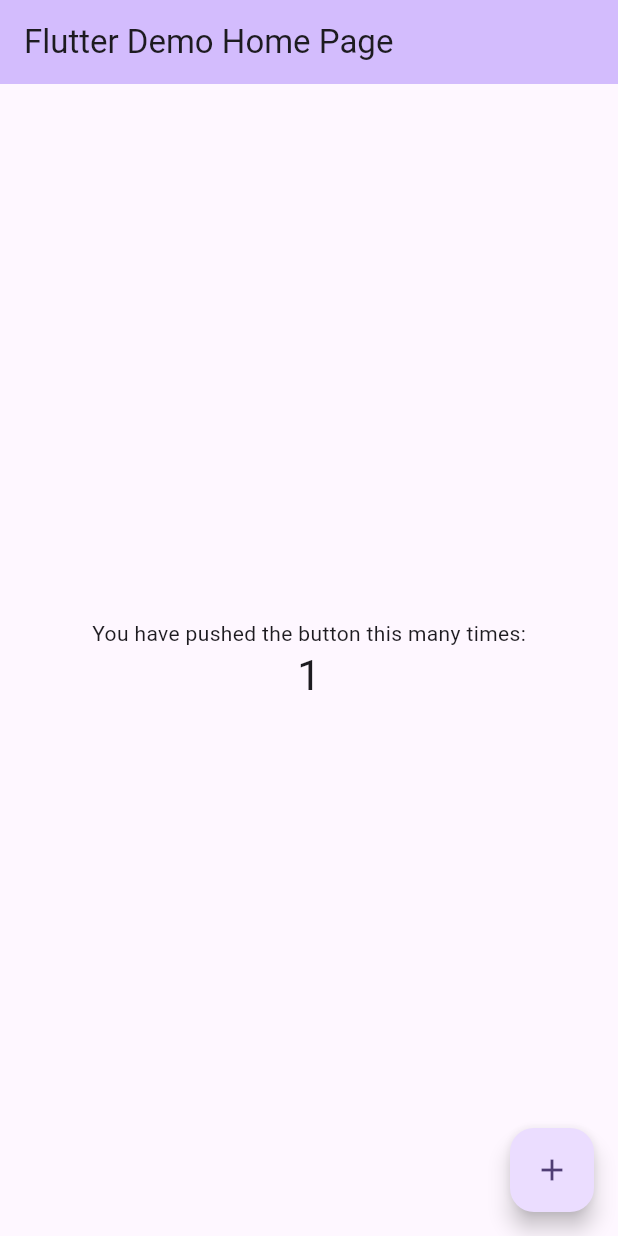
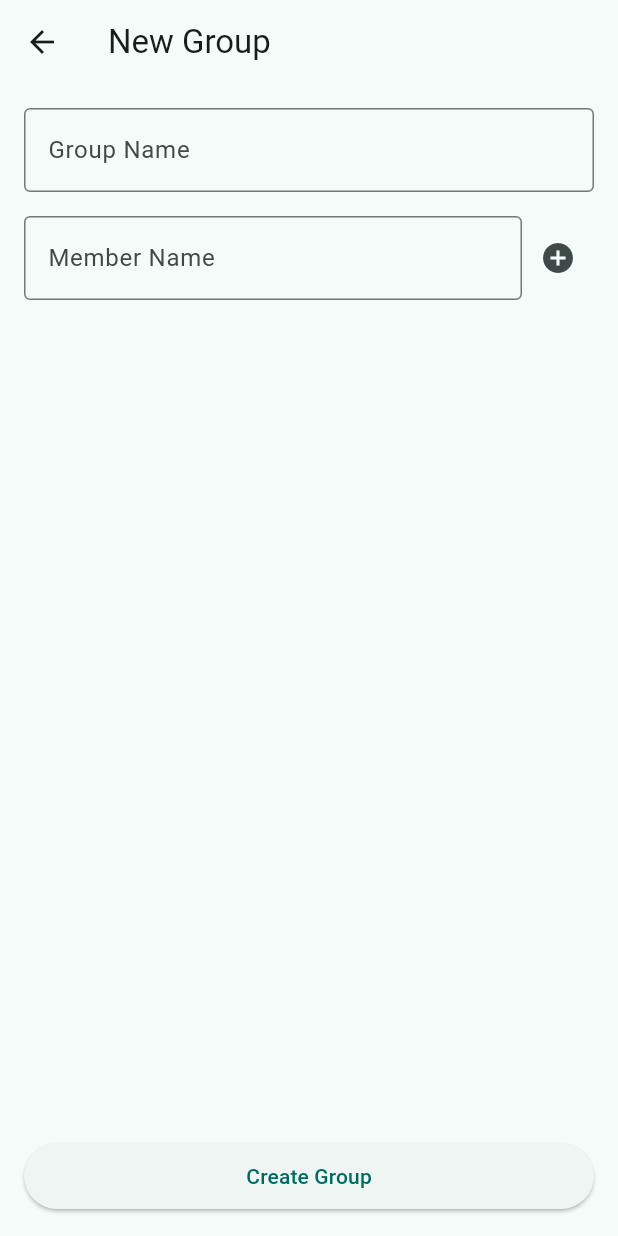
Before and after one commit to krishvekriya12/split-ease, a Flutter app: the screen it shows after launch, after a tap on the "add" icon, on a phone screen of 412 x 824 dp. Run offline on Flutter 3.47's test engine with Material 3 defaults, Android fonts, the phone set to English and light mode, and no system bars.

Commit message:
Add group creation flow with home screen

```diff
--- a/lib/main.dart
+++ b/lib/main.dart
@@ -1,120 +1,73 @@
 import 'package:flutter/material.dart';
+import 'models/group.dart';
+import 'screens/add_group_screen.dart';
 
 void main() {
-  runApp(const MyApp());
+  runApp(const SplitEaseApp());
 }
 
-class MyApp extends StatelessWidget {
-  const MyApp({super.key});
+class SplitEaseApp extends StatelessWidget {
+  const SplitEaseApp({super.key});
 
-  // This widget is the root of your application.
   @override
   Widget build(BuildContext context) {
     return MaterialApp(
-      title: 'Flutter Demo',
-      theme: ThemeData(
-        // This is the theme of your application.
-        //
-        // TRY THIS: Try running your application with "flutter run". You'll see
-        // the application has a purple toolbar. Then, without quitting the app,
-        // try changing the seedColor in the colorScheme below to Colors.green
-        // and then invoke "hot reload" (save your changes or press the "hot
-        // reload" button in a Flutter-supported IDE, or press "r" if you used
-        // the command line to start the app).
-        //
-        // Notice that the counter didn't reset back to zero; the application
-        // state is not lost during the reload. To reset the state, use hot
-        // restart instead.
-        //
-        // This works for code too, not just values: Most code changes can be
-        // tested with just a hot reload.
-        colorScheme: .fromSeed(seedColor: Colors.deepPurple),
-      ),
-      home: const MyHomePage(title: 'Flutter Demo Home Page'),
+      title: 'SplitEase',
+      debugShowCheckedModeBanner: false,
+      theme: ThemeData(colorSchemeSeed: Colors.teal, useMaterial3: true),
+      home: const HomeScreen(),
     );
   }
 }
 
-class MyHomePage extends StatefulWidget {
-  const MyHomePage({super.key, required this.title});
-
-  // This widget is the home page of your application. It is stateful, meaning
-  // that it has a State object (defined below) that contains fields that affect
-  // how it looks.
-
-  // This class is the configuration for the state. It holds the values (in this
-  // case the title) provided by the parent (in this case the App widget) and
-  // used by the build method of the State. Fields in a Widget subclass are
-  // always marked "final".
-
-  final String title;
+class HomeScreen extends StatefulWidget {
+  const HomeScreen({super.key});
 
   @override
-  State<MyHomePage> createState() => _MyHomePageState();
+  State<HomeScreen> createState() => _HomeScreenState();
 }
 
-class _MyHomePageState extends State<MyHomePage> {
-  int _counter = 0;
+class _HomeScreenState extends State<HomeScreen> {
+  final List<Group> _groups = [];
 
-  void _incrementCounter() {
-    setState(() {
-      // This call to setState tells the Flutter framework that something has
-      // changed in this State, which causes it to rerun the build method below
-      // so that the display can reflect the updated values. If we changed
-      // _counter without calling setState(), then the build method would not be
-      // called again, and so nothing would appear to happen.
-      _counter++;
-    });
+  Future<void> _createGroup() async {
+    final newGroup = await Navigator.push<Group>(
+      context,
+      MaterialPageRoute(builder: (context) => const AddGroupScreen()),
+    );
+
+    if (newGroup != null) {
+      setState(() {
+        _groups.add(newGroup);
+      });
+    }
   }
 
   @override
   Widget build(BuildContext context) {
-    // This method is rerun every time setState is called, for instance as done
-    // by the _incrementCounter method above.
-    //
-    // The Flutter framework has been optimized to make rerunning build methods
-    // fast, so that you can just rebuild anything that needs updating rather
-    // than having to individually change instances of widgets.
     return Scaffold(
-      appBar: AppBar(
-        // TRY THIS: Try changing the color here to a specific color (to
-        // Colors.amber, perhaps?) and trigger a hot reload to see the AppBar
-        // change color while the other colors stay the same.
-        backgroundColor: Theme.of(context).colorScheme.inversePrimary,
-        // Here we take the value from the MyHomePage object that was created by
-        // the App.build method, and use it to set our appbar title.
-        title: Text(widget.title),
-      ),
-      body: Center(
-        // Center is a layout widget. It takes a single child and positions it
-        // in the middle of the parent.
-        child: Column(
-          // Column is also a layout widget. It takes a list of children and
-          // arranges them vertically. By default, it sizes itself to fit its
-          // children horizontally, and tries to be as tall as its parent.
-          //
-          // Column has various properties to control how it sizes itself and
-          // how it positions its children. Here we use mainAxisAlignment to
-          // center the children vertically; the main axis here is the vertical
-          // axis because Columns are vertical (the cross axis would be
-          // horizontal).
-          //
-          // TRY THIS: Invoke "debug painting" (choose the "Toggle Debug Paint"
-          // action in the IDE, or press "p" in the console), to see the
-          // wireframe for each widget.
-          mainAxisAlignment: .center,
-          children: [
-            const Text('You have pushed the button this many times:'),
-            Text(
-              '$_counter',
-              style: Theme.of(context).textTheme.headlineMedium,
+      appBar: AppBar(title: const Text('My Groups')),
+      body: _groups.isEmpty
+          ? const Center(child: Text('No groups yet. Tap + to create one.'))
+          : ListView.builder(
+              itemCount: _groups.length,
+              itemBuilder: (context, index) {
+                final group = _groups[index];
+                return Card(
+                  margin: const EdgeInsets.symmetric(
+                    horizontal: 12,
+                    vertical: 6,
+                  ),
+                  child: ListTile(
+                    leading: const CircleAvatar(child: Icon(Icons.group)),
+                    title: Text(group.name),
+                    subtitle: Text('${group.members.length} members'),
+                  ),
+                );
+              },
             ),
-          ],
-        ),
-      ),
       floatingActionButton: FloatingActionButton(
-        onPressed: _incrementCounter,
-        tooltip: 'Increment',
+        onPressed: _createGroup,
         child: const Icon(Icons.add),
       ),
     );
--- /dev/null
+++ b/lib/models/group.dart
@@ -0,0 +1,7 @@
+class Group {
+  final String id;
+  final String name;
+  final List<String> members;
+
+  Group({required this.id, required this.name, required this.members});
+}
--- /dev/null
+++ b/lib/screens/add_group_screen.dart
@@ -0,0 +1,98 @@
+import 'package:flutter/material.dart';
+import '../models/group.dart';
+
+class AddGroupScreen extends StatefulWidget {
+  const AddGroupScreen({super.key});
+
+  @override
+  State<AddGroupScreen> createState() => _AddGroupScreenState();
+}
+
+class _AddGroupScreenState extends State<AddGroupScreen> {
+  final _nameController = TextEditingController();
+  final _memberController = TextEditingController();
+  final List<String> _members = [];
+
+  void _addMember() {
+    if (_memberController.text.trim().isEmpty) return;
+    setState(() {
+      _members.add(_memberController.text.trim());
+      _memberController.clear();
+    });
+  }
+
+  void _saveGroup() {
+    if (_nameController.text.trim().isEmpty || _members.isEmpty) {
+      ScaffoldMessenger.of(context).showSnackBar(
+        const SnackBar(
+          content: Text('Group name aur kam se kam 1 member daalo'),
+        ),
+      );
+      return;
+    }
+
+    final newGroup = Group(
+      id: DateTime.now().millisecondsSinceEpoch.toString(),
+      name: _nameController.text.trim(),
+      members: _members,
+    );
+
+    Navigator.pop(context, newGroup);
+  }
+
+  @override
+  Widget build(BuildContext context) {
+    return Scaffold(
+      appBar: AppBar(title: const Text('New Group')),
+      body: Padding(
+        padding: const EdgeInsets.all(16),
+        child: Column(
+          crossAxisAlignment: CrossAxisAlignment.start,
+          children: [
+            TextField(
+              controller: _nameController,
+              decoration: const InputDecoration(
+                labelText: 'Group Name',
+                border: OutlineInputBorder(),
+              ),
+            ),
+            const SizedBox(height: 16),
+            Row(
+              children: [
+                Expanded(
+                  child: TextField(
+                    controller: _memberController,
+                    decoration: const InputDecoration(
+                      labelText: 'Member Name',
+                      border: OutlineInputBorder(),
+                    ),
+                  ),
+                ),
+                IconButton(
+                  onPressed: _addMember,
+                  icon: const Icon(Icons.add_circle),
+                ),
+              ],
+            ),
+            const SizedBox(height: 16),
+            Wrap(
+              spacing: 8,
+              children: _members.map((m) => Chip(label: Text(m))).toList(),
+            ),
+            const Spacer(),
+            SizedBox(
+              width: double.infinity,
+              child: ElevatedButton(
+                onPressed: _saveGroup,
+                child: const Padding(
+                  padding: EdgeInsets.all(12),
+                  child: Text('Create Group'),
+                ),
+              ),
+            ),
+          ],
+        ),
+      ),
+    );
+  }
+}
```
